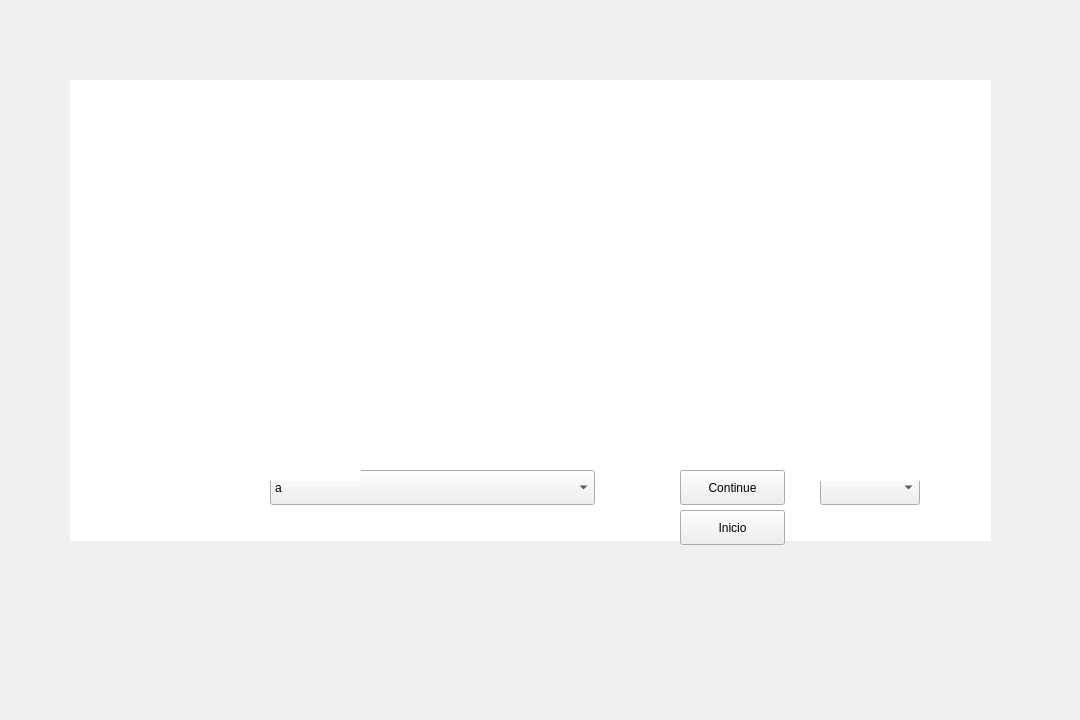
First picture: the form in ui/secwindow.ui, repository eriklemy/Detetive, before the edit.
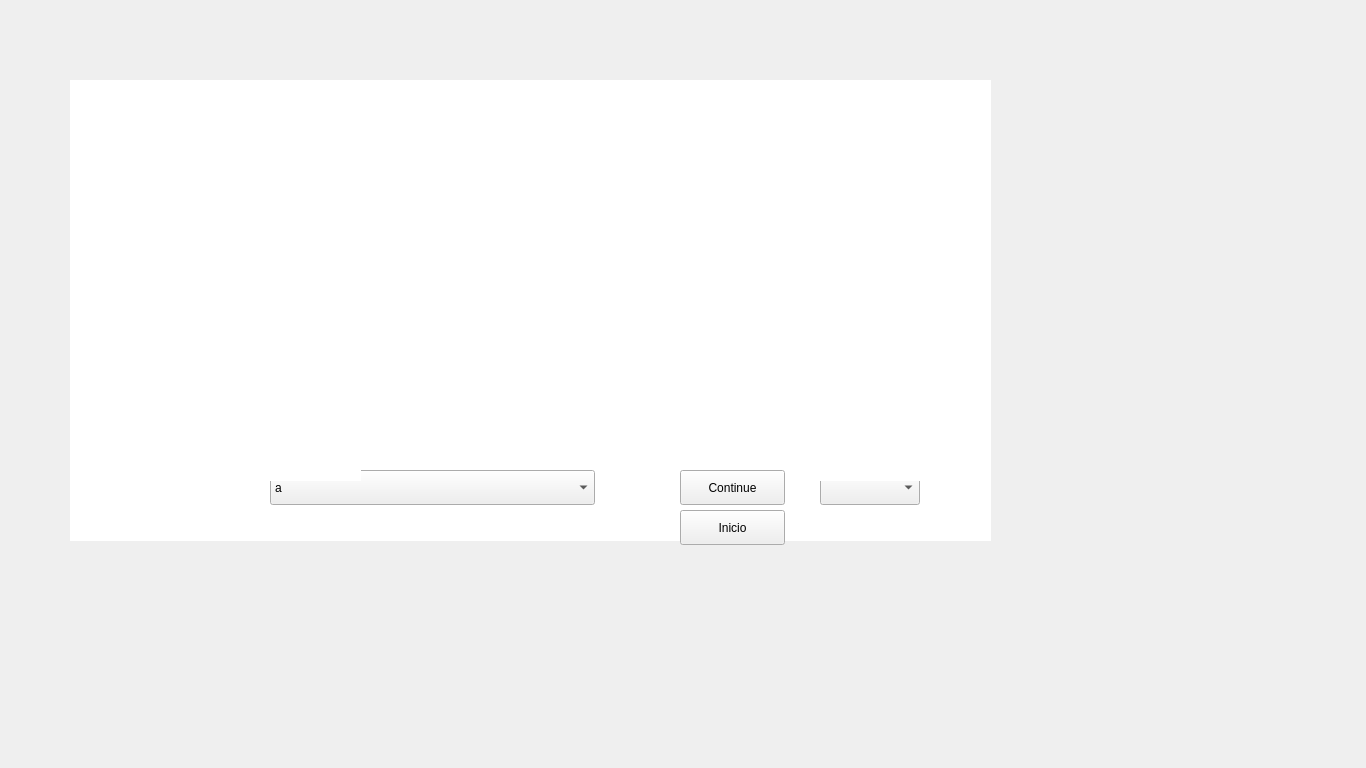
Second picture: the form after the edit.

Diff of the .ui file:
```diff
--- a/ui/secwindow.ui
+++ b/ui/secwindow.ui
@@ -6,14 +6,14 @@
    <rect>
     <x>0</x>
     <y>0</y>
-    <width>1080</width>
-    <height>720</height>
+    <width>1366</width>
+    <height>768</height>
    </rect>
   </property>
   <property name="maximumSize">
    <size>
-    <width>1080</width>
-    <height>720</height>
+    <width>1366</width>
+    <height>768</height>
    </size>
   </property>
   <property name="windowTitle">
@@ -22,8 +22,8 @@
   <widget class="QWidget" name="centralwidget">
    <property name="maximumSize">
     <size>
-     <width>1080</width>
-     <height>720</height>
+     <width>1366</width>
+     <height>768</height>
     </size>
    </property>
    <widget class="QLabel" name="label">
@@ -31,14 +31,14 @@
      <rect>
       <x>0</x>
       <y>0</y>
-      <width>1080</width>
-      <height>720</height>
+      <width>1366</width>
+      <height>768</height>
      </rect>
     </property>
     <property name="maximumSize">
      <size>
-      <width>1080</width>
-      <height>720</height>
+      <width>1366</width>
+      <height>768</height>
      </size>
     </property>
     <property name="text">
```
